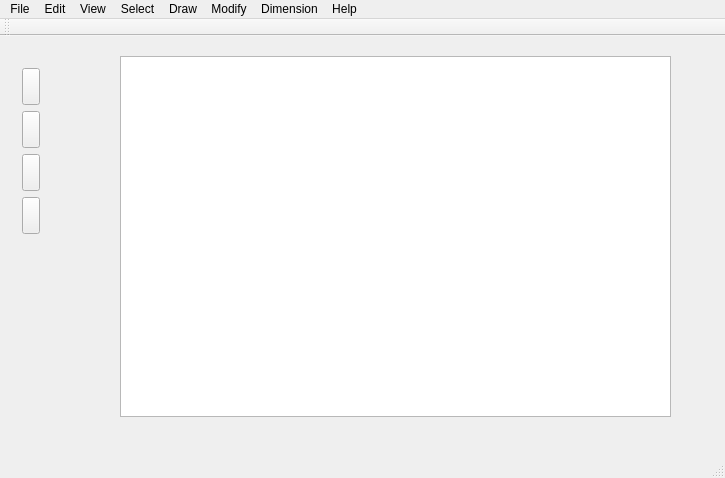
This is mainwindow.ui in kamalpreetgrewal/gdcad as Qt 5 draws it before an edit. The edited form follows.
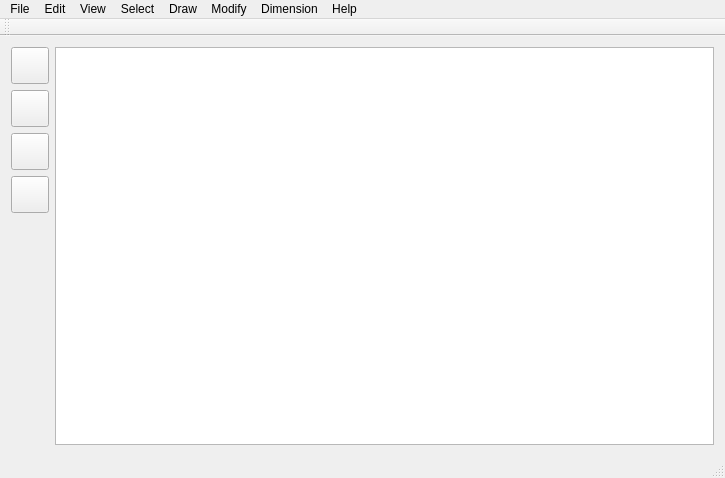
This is the edited form. Icons and pictures are not drawn.

```diff
--- a/mainwindow.ui
+++ b/mainwindow.ui
@@ -17,25 +17,8 @@
    <string>MainWindow</string>
   </property>
   <widget class="QWidget" name="centralWidget">
-   <widget class="QGraphicsView" name="graphicsView">
-    <property name="geometry">
-     <rect>
-      <x>120</x>
-      <y>20</y>
-      <width>551</width>
-      <height>361</height>
-     </rect>
-    </property>
-   </widget>
-   <widget class="QWidget" name="">
-    <property name="geometry">
-     <rect>
-      <x>11</x>
-      <y>21</y>
-      <width>40</width>
-      <height>214</height>
-     </rect>
-    </property>
+   <layout class="QGridLayout" name="gridLayout">
+    <item row="0" column="0">
     <layout class="QVBoxLayout" name="verticalLayout">
      <item>
       <widget class="QToolButton" name="pointButton">
@@ -131,7 +114,11 @@
       </spacer>
      </item>
     </layout>
-   </widget>
+    </item>
+    <item row="0" column="1">
+     <widget class="QGraphicsView" name="graphicsView"/>
+    </item>
+   </layout>
   </widget>
   <widget class="QMenuBar" name="menuBar">
    <property name="geometry">
```
Left out of the diff: 20 changed lines with no effect on the pictures. Lines whose indentation alone changed are shown as unchanged.
